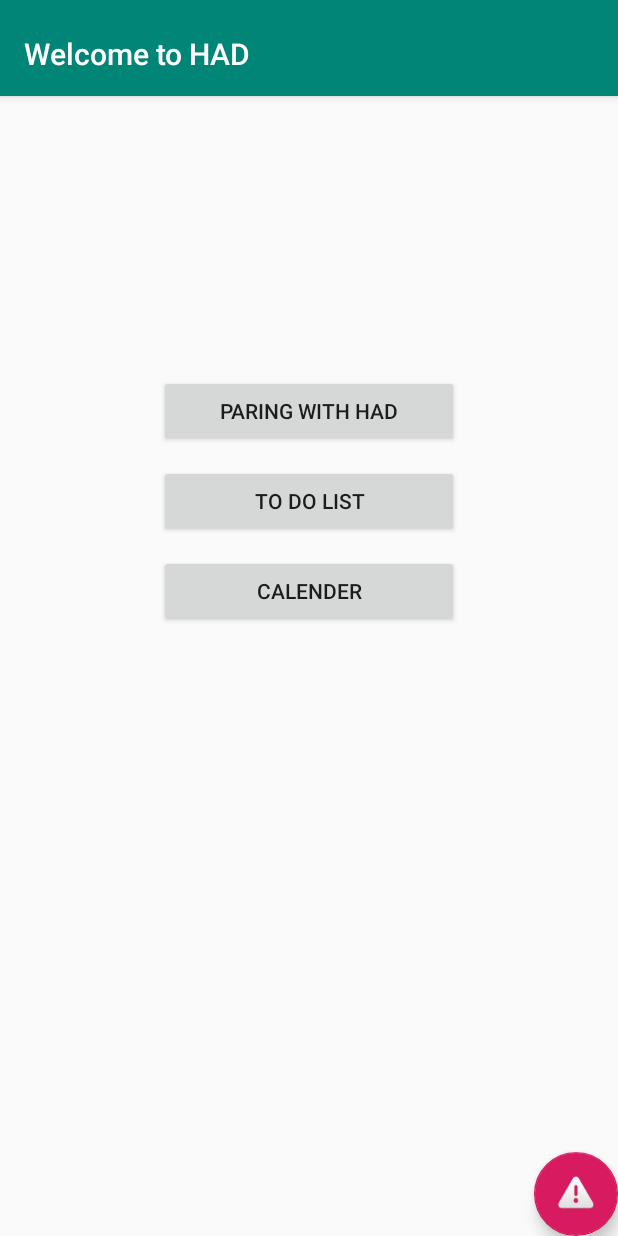
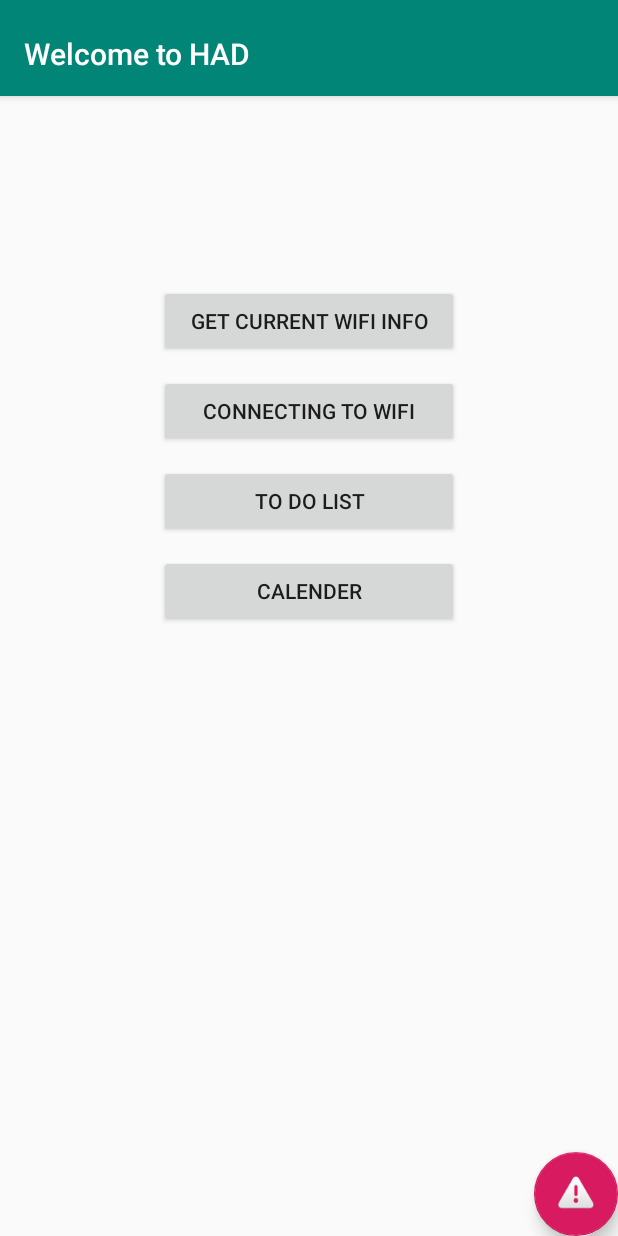
Before and after one commit to PoisonJL/HAD, an Android app: the screen it shows after launch (MainActivity), on a phone screen of 412 x 824 dp. Run offline under Robolectric (Android 15) with nearby library versions, the phone set to English and light mode, and no system bars; our stand-ins replace Firebase (no records; nobody signed in at launch, a user with empty details on screens opened directly).

Commit message:
get wifi info

```diff
--- a/HadControlPanel/app/src/main/res/layout/activity_main.xml
+++ b/HadControlPanel/app/src/main/res/layout/activity_main.xml
@@ -49,13 +49,22 @@
         app:srcCompat="@android:drawable/ic_dialog_alert" />
 
     <Button
+        android:id="@+id/btnGetWiFiInfo"
+        android:layout_width="200dp"
+        android:layout_height="wrap_content"
+        android:layout_centerHorizontal="true"
+        android:layout_marginTop="190dp"
+        android:onClick="onGetWiFiInfoClick"
+        android:text="Get Current WiFi Info" />
+
+    <Button
         android:id="@+id/btnParing"
         android:layout_width="200dp"
         android:layout_height="wrap_content"
         android:layout_centerHorizontal="true"
         android:layout_marginTop="250dp"
-        android:onClick="onParingBTClick"
-        android:text="Paring with HAD" />
+        android:onClick="onConnectingWiFiClick"
+        android:text="Connecting to WiFi" />
 
     <Button
         android:id="@+id/TodoList"
```
Also changed, not shown: HadControlPanel/app/src/main/java/com/team7/hadcontrolpanel/MainActivity.java (+34 -3 lines).
